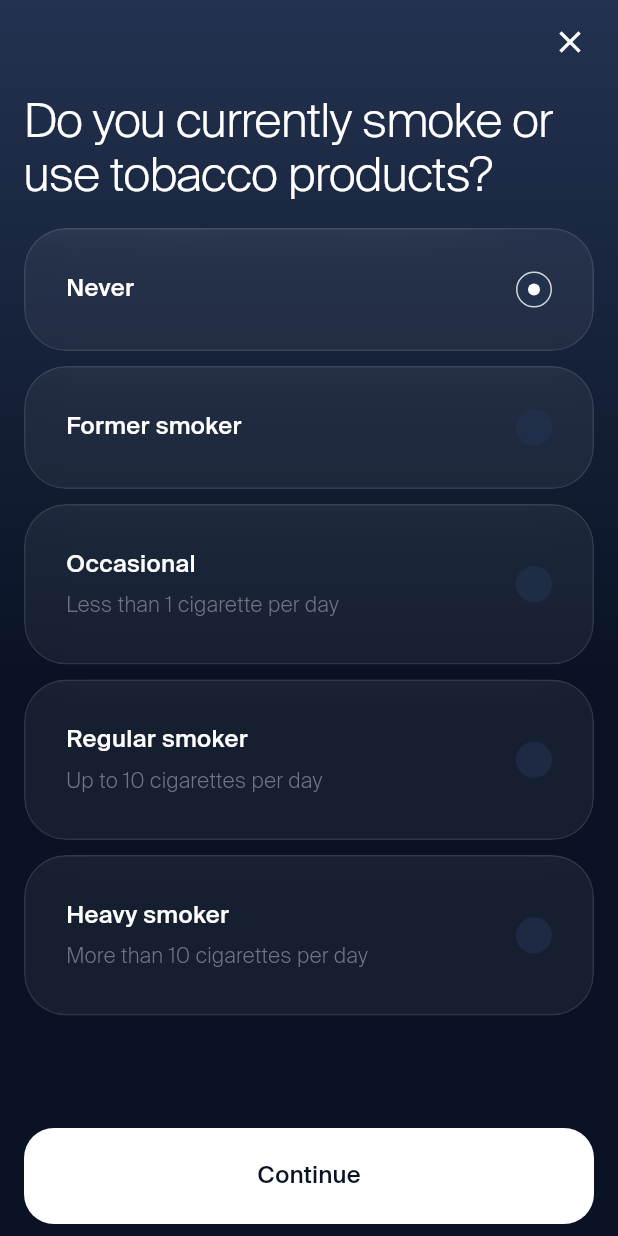
After one commit to inesachour/senbiosys_test, a Flutter app: the TipsScreen screen opened directly, after a tap on "Tobacco use", on a phone screen of 412 x 824 dp. The commit adds this screen. Run offline on Flutter 3.47's test engine with Material 3 defaults, Android fonts, the phone set to English and light mode, and no system bars.

Commit message:
Add tobacco question screen, option tile and provider

```diff
--- a/lib/core/theme/app_colors.dart
+++ b/lib/core/theme/app_colors.dart
@@ -12,6 +12,15 @@ class AppColors {
   static const Color glassBorder = Color(0x1AFFFFFF);
   static const Color chipFill = Color(0x80233250);
 
+  static const Color radioIdle = Color(0x99233250);
+
+  static const LinearGradient screenGradient = LinearGradient(
+    begin: Alignment.topCenter,
+    end: Alignment.bottomCenter,
+    colors: [bgSecondary, bgPrimary],
+    stops: [0.0, 0.55],
+  );
+
   static const LinearGradient bgGradient = LinearGradient(
     begin: Alignment.topCenter,
     end: Alignment.bottomCenter,
--- a/lib/core/theme/app_text_styles.dart
+++ b/lib/core/theme/app_text_styles.dart
@@ -68,4 +68,27 @@ class AppTextStyles {
     fontWeight: FontWeight.w300,
     color: AppColors.white,
   );
+
+  static const TextStyle screenTitle = TextStyle(
+    fontFamily: AppFonts.suisse,
+    fontSize: 32,
+    fontWeight: FontWeight.w300,
+    height: 1.14,
+    letterSpacing: -0.5,
+    color: AppColors.white,
+  );
+
+  static const TextStyle optionTitle = TextStyle(
+    fontFamily: AppFonts.suisse,
+    fontSize: 16,
+    fontWeight: FontWeight.w500,
+    color: AppColors.white,
+  );
+
+  static const TextStyle optionSubtitle = TextStyle(
+    fontFamily: AppFonts.suisse,
+    fontSize: 14,
+    fontWeight: FontWeight.w300,
+    color: AppColors.secondaryText,
+  );
 }
--- /dev/null
+++ b/lib/features/tips/models/tobacco_option.dart
@@ -0,0 +1,6 @@
+class TobaccoOption {
+  const TobaccoOption({required this.title, this.description});
+
+  final String title;
+  final String? description;
+}
--- a/lib/features/tips/providers/lifestyle_provider.dart
+++ b/lib/features/tips/providers/lifestyle_provider.dart
@@ -1,8 +1,10 @@
 import 'package:flutter/foundation.dart';
 
 class LifestyleProvider extends ChangeNotifier {
+  static const String tobaccoUse = 'Tobacco use';
+
   final List<String> _habits = const [
-    'Tobacco use',
+    tobaccoUse,
     'Alcohol use',
     'Physical activity',
     'Stress levels',
--- /dev/null
+++ b/lib/features/tips/providers/tobacco_provider.dart
@@ -0,0 +1,33 @@
+import 'package:flutter/foundation.dart';
+import '../models/tobacco_option.dart';
+
+class TobaccoProvider extends ChangeNotifier {
+  static const List<TobaccoOption> _options = [
+    TobaccoOption(title: 'Never'),
+    TobaccoOption(title: 'Former smoker'),
+    TobaccoOption(
+      title: 'Occasional',
+      description: 'Less than 1 cigarette per day',
+    ),
+    TobaccoOption(
+      title: 'Regular smoker',
+      description: 'Up to 10 cigarettes per day',
+    ),
+    TobaccoOption(
+      title: 'Heavy smoker',
+      description: 'More than 10 cigarettes per day',
+    ),
+  ];
+
+  int _selectedIndex = 0;
+
+  List<TobaccoOption> get options => _options;
+  int get selectedIndex => _selectedIndex;
+  TobaccoOption get selected => _options[_selectedIndex];
+
+  void select(int index) {
+    if (index == _selectedIndex) return;
+    _selectedIndex = index;
+    notifyListeners();
+  }
+}
--- /dev/null
+++ b/lib/features/tips/screens/tobacco_screen.dart
@@ -0,0 +1,86 @@
+import 'package:flutter/material.dart';
+import 'package:provider/provider.dart';
+import 'package:senbiosys_test/core/theme/app_colors.dart';
+import 'package:senbiosys_test/core/theme/app_text_styles.dart';
+import 'package:senbiosys_test/features/tips/providers/tobacco_provider.dart';
+import 'package:senbiosys_test/shared/widgets/app_button.dart';
+import 'package:senbiosys_test/shared/widgets/option_tile.dart';
+
+class TobaccoScreen extends StatelessWidget {
+  const TobaccoScreen({super.key});
+
+  @override
+  Widget build(BuildContext context) {
+    return ChangeNotifierProvider(
+      create: (_) => TobaccoProvider(),
+      child: const _TobaccoView(),
+    );
+  }
+}
+
+class _TobaccoView extends StatelessWidget {
+  const _TobaccoView();
+
+  @override
+  Widget build(BuildContext context) {
+    final tobacco = context.watch<TobaccoProvider>();
+
+    return Scaffold(
+      body: DecoratedBox(
+        decoration: const BoxDecoration(gradient: AppColors.screenGradient),
+        child: SafeArea(
+          child: Padding(
+            padding: const EdgeInsets.symmetric(horizontal: 16),
+            child: Column(
+              children: [
+                SizedBox(
+                  height: kToolbarHeight,
+                  child: Align(
+                    alignment: Alignment.centerRight,
+                    child: IconButton(
+                      onPressed: () => Navigator.of(context).maybePop(),
+                      padding: EdgeInsets.zero,
+                      alignment: Alignment.centerRight,
+                      icon: const Icon(Icons.close, color: AppColors.white),
+                    ),
+                  ),
+                ),
+                const SizedBox(height: 8),
+                const Align(
+                  alignment: Alignment.centerLeft,
+                  child: Text(
+                    'Do you currently smoke or use tobacco products?',
+                    style: AppTextStyles.screenTitle,
+                  ),
+                ),
+                const SizedBox(height: 16),
+                Expanded(
+                  child: ListView.separated(
+                    padding: EdgeInsets.zero,
+                    itemCount: tobacco.options.length,
+                    separatorBuilder: (_, _) => const SizedBox(height: 10),
+                    itemBuilder: (context, index) {
+                      final option = tobacco.options[index];
+                      return OptionTile(
+                        title: option.title,
+                        subtitle: option.description,
+                        selected: index == tobacco.selectedIndex,
+                        onTap: () => tobacco.select(index),
+                      );
+                    },
+                  ),
+                ),
+                const SizedBox(height: 11),
+                AppButton(
+                  label: 'Continue',
+                  onPressed: () => Navigator.of(context).pop(),
+                ),
+                const SizedBox(height: 8),
+              ],
+            ),
+          ),
+        ),
+      ),
+    );
+  }
+}
--- a/lib/features/tips/widgets/lifestyle_card.dart
+++ b/lib/features/tips/widgets/lifestyle_card.dart
@@ -1,5 +1,6 @@
 import 'package:flutter/material.dart';
 import 'package:provider/provider.dart';
+import 'package:senbiosys_test/features/tips/screens/tobacco_screen.dart';
 import 'package:senbiosys_test/shared/widgets/app_chip.dart';
 import 'package:senbiosys_test/shared/widgets/glass_card.dart';
 import '../providers/lifestyle_provider.dart';
@@ -34,7 +35,17 @@ class LifestyleCard extends StatelessWidget {
                 runSpacing: 5,
                 children: [
                   for (final habit in lifestyle.habits)
-                    AppChip(label: habit, icon: Icons.add),
+                    AppChip(
+                      label: habit,
+                      icon: Icons.add,
+                      onTap: habit == LifestyleProvider.tobaccoUse
+                          ? () => Navigator.of(context).push(
+                              MaterialPageRoute(
+                                builder: (_) => const TobaccoScreen(),
+                              ),
+                            )
+                          : null,
+                    ),
                 ],
               ),
             ),
--- /dev/null
+++ b/lib/shared/widgets/option_tile.dart
@@ -0,0 +1,82 @@
+import 'package:flutter/material.dart';
+import 'package:senbiosys_test/core/theme/app_colors.dart';
+import 'package:senbiosys_test/core/theme/app_text_styles.dart';
+import 'package:senbiosys_test/shared/widgets/glass_card.dart';
+
+class OptionTile extends StatelessWidget {
+  const OptionTile({
+    super.key,
+    required this.title,
+    required this.selected,
+    required this.onTap,
+    this.subtitle,
+  });
+
+  final String title;
+  final String? subtitle;
+  final bool selected;
+  final VoidCallback onTap;
+
+  @override
+  Widget build(BuildContext context) {
+    return GestureDetector(
+      onTap: onTap,
+      behavior: HitTestBehavior.opaque,
+      child: GlassCard(
+        borderRadius: 28,
+        child: Padding(
+          padding: const EdgeInsets.symmetric(horizontal: 28, vertical: 29),
+          child: Row(
+            children: [
+              Expanded(
+                child: Column(
+                  crossAxisAlignment: CrossAxisAlignment.start,
+                  children: [
+                    Text(title, style: AppTextStyles.optionTitle),
+                    if (subtitle != null) ...[
+                      const SizedBox(height: 6),
+                      Text(subtitle!, style: AppTextStyles.optionSubtitle),
+                    ],
+                  ],
+                ),
+              ),
+              _RadioIndicator(selected: selected),
+            ],
+          ),
+        ),
+      ),
+    );
+  }
+}
+
+class _RadioIndicator extends StatelessWidget {
+  const _RadioIndicator({required this.selected});
+
+  final bool selected;
+
+  @override
+  Widget build(BuildContext context) {
+    return Container(
+      width: 24,
+      height: 24,
+      alignment: Alignment.center,
+      decoration: BoxDecoration(
+        shape: BoxShape.circle,
+        color: AppColors.radioIdle,
+        border: selected
+            ? Border.all(color: AppColors.white.withValues(alpha: 0.8))
+            : null,
+      ),
+      child: selected
+          ? Container(
+              width: 8,
+              height: 8,
+              decoration: const BoxDecoration(
+                shape: BoxShape.circle,
+                color: AppColors.white,
+              ),
+            )
+          : null,
+    );
+  }
+}
```
